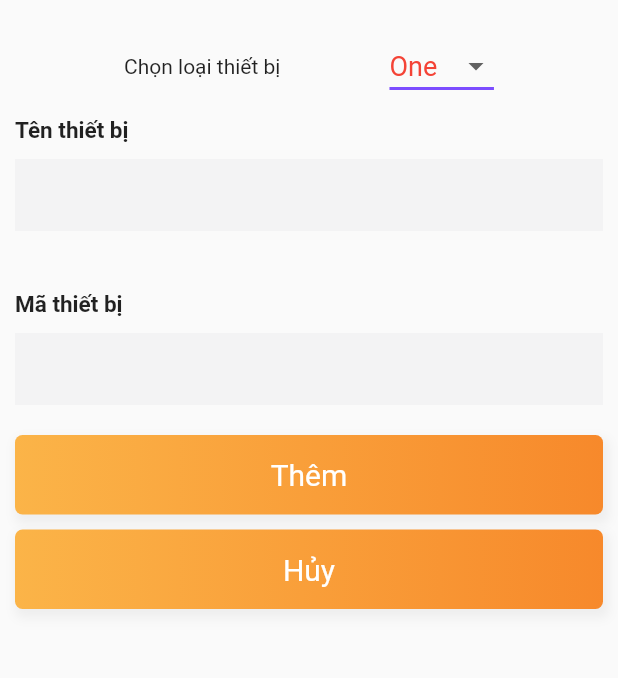
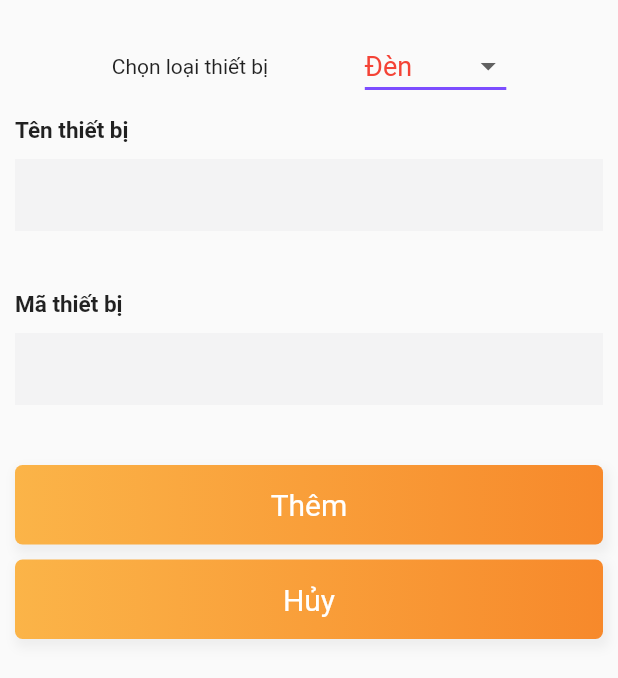
Before and after one commit to khanhlh21197/First-Flutter-Project, a Flutter app: the AddDevice screen opened directly with empty values, on a phone screen of 412 x 824 dp. Shown: the top 678 px of the screen. Run offline on Flutter 3.47's test engine with Material 2 defaults, Android fonts, the phone set to English and light mode, and no system bars; our stand-ins replace floor, flutter_time_picker_spinner, font_awesome_flutter, google_fonts, shared_preferences; missing offline and left inert: mqtt_client; accounts and stored records are empty.

Commit message:
bugs: spinner in add_device_page.dart

```diff
--- a/lib/device/add_device_page.dart
+++ b/lib/device/add_device_page.dart
@@ -2,6 +2,7 @@ import 'dart:convert';
 
 import 'package:flutter/cupertino.dart';
 import 'package:flutter/material.dart';
+import 'package:my_first_flutter_project/helper/models.dart';
 import 'package:my_first_flutter_project/model/device.dart';
 import 'package:my_first_flutter_project/response/device_response.dart';
 
@@ -23,18 +24,16 @@ class _AddDeviceState extends State<AddDevice> {
 
   final DeviceResponse deviceResponse;
 
-  String dropdownValue = 'One';
+  String dropdownValue = 'Đèn';
   TextEditingController _deviceNameController = TextEditingController();
   TextEditingController _deviceIdController = TextEditingController();
   MQTTClientWrapper mqttClientWrapper;
 
-  List<String> spinnerItems = ['One', 'Two', 'Three', 'Four', 'Five'];
+  final List<String> spinnerItems = ['Đèn', 'Điều hòa', 'TV', 'Quạt'];
 
   @override
   void initState() {
-    mqttClientWrapper = MQTTClientWrapper(
-        () => print('Success'), (message) => addDevice(message));
-    mqttClientWrapper.prepareMqttClient(Constants.mac);
+    initMqtt();
     super.initState();
   }
 
@@ -42,7 +41,7 @@ class _AddDeviceState extends State<AddDevice> {
     Map responseMap = jsonDecode(message);
 
     if (responseMap['result'] == 'true') {
-      Navigator.pop(context);
+      Navigator.pop(context, dropdownValue);
     } else {
       final snackBar = SnackBar(
         content: Text('Thất bại, vui lòng thử lại sau!'),
@@ -58,6 +57,43 @@ class _AddDeviceState extends State<AddDevice> {
       // it to show a SnackBar.
       Scaffold.of(context).showSnackBar(snackBar);
     }
+  }
+
+  Widget _dropdownAirConditioner(BuildContext context) {
+    // ignore: non_constant_identifier_names
+    String ACSelectedItem = 'Panasonic';
+    var _dropdownACItems = ['Panasonic', 'Nagakawa'];
+    return Scaffold(
+      appBar: AppBar(
+        title: Text("Dropdown Button"),
+      ),
+      body: Padding(
+        padding: const EdgeInsets.all(8.0),
+        child: Container(
+          padding: const EdgeInsets.only(left: 10.0, right: 10.0),
+          decoration: BoxDecoration(
+              borderRadius: BorderRadius.circular(10.0),
+              color: Colors.cyan,
+              border: Border.all()),
+          child: DropdownButtonHideUnderline(
+            child: DropdownButton<String>(
+                value: ACSelectedItem,
+                items: _dropdownACItems
+                    .map<DropdownMenuItem<String>>((String value) {
+                  return DropdownMenuItem<String>(
+                    value: value,
+                    child: Text(value),
+                  );
+                }).toList(),
+                onChanged: (value) {
+                  setState(() {
+                    ACSelectedItem = value;
+                  });
+                }),
+          ),
+        ),
+      ),
+    );
   }
 
   @override
@@ -87,6 +123,10 @@ class _AddDeviceState extends State<AddDevice> {
                   onChanged: (String data) {
                     setState(() {
                       dropdownValue = data;
+                      if (dropdownValue == spinnerItems[0]) {}
+                      if (dropdownValue == spinnerItems[1]) {}
+                      if (dropdownValue == spinnerItems[2]) {}
+                      if (dropdownValue == spinnerItems[3]) {}
                     });
                   },
                   items: spinnerItems
@@ -110,6 +150,12 @@ class _AddDeviceState extends State<AddDevice> {
                 _entryField('Mã thiết bị', _deviceIdController)
               ],
             ),
+            SizedBox(
+              height: 20,
+            ),
+            Visibility(
+                visible: dropdownValue == spinnerItems[1],
+                child: _dropdownAirConditioner(context)),
             Column(
               mainAxisAlignment: MainAxisAlignment.spaceEvenly,
               children: <Widget>[
@@ -137,7 +183,7 @@ class _AddDeviceState extends State<AddDevice> {
               '',
               Constants.mac);
           String deviceJson = jsonEncode(device);
-          mqttClientWrapper.publishMessage('registerthietbi', deviceJson);
+          publishMessage('registerthietbi', deviceJson);
         } else {
           Navigator.pop(context);
         }
@@ -192,4 +238,20 @@ class _AddDeviceState extends State<AddDevice> {
       ),
     );
   }
+
+  Future<void> initMqtt() async {
+    mqttClientWrapper = MQTTClientWrapper(
+        () => print('Success'), (message) => addDevice(message));
+    await mqttClientWrapper.prepareMqttClient(Constants.mac);
+  }
+
+  Future<void> publishMessage(String topic, String message) async {
+    if (mqttClientWrapper.connectionState ==
+        MqttCurrentConnectionState.CONNECTED) {
+      mqttClientWrapper.publishMessage(topic, message);
+    } else {
+      await initMqtt();
+      mqttClientWrapper.publishMessage(topic, message);
+    }
+  }
 }
--- a/lib/login/login_page.dart
+++ b/lib/login/login_page.dart
@@ -49,6 +49,7 @@ class _LoginPageState extends State<LoginPage> with WidgetsBindingObserver {
   @override
   void initState() {
     super.initState();
+    initMqtt();
     // mqttClientWrapper =
     //     MQTTClientWrapper(() => print('Success'), (message) => login(message));
     // mqttClientWrapper.prepareMqttClient(Constants.mac);
@@ -383,7 +384,6 @@ class _LoginPageState extends State<LoginPage> with WidgetsBindingObserver {
 
   @override
   Widget build(BuildContext context) {
-    initMqtt();
     final height = MediaQuery.of(context).size.height;
     return loading
         ? new Container(
--- a/lib/model/user.dart
+++ b/lib/model/user.dart
@@ -1,4 +1,5 @@
 import 'package:floor/floor.dart';
+import 'package:my_first_flutter_project/model/dao/user_dao.dart';
 
 @entity
 class User {
--- a/pubspec.yaml
+++ b/pubspec.yaml
@@ -23,7 +23,8 @@ environment:
 dependencies:
   flutter:
     sdk: flutter
-
+  sqflite: any
+  path_provider: any
 
   # The following adds the Cupertino Icons font to your application.
   # Use with the CupertinoIcons class for iOS style icons.
```
Also changed, not shown: lib/device/light_controller_page.dart (+7 -7 lines), lib/main/home_page.dart (+34 -14 lines), lib/main/user_profile_page.dart (+40 -11 lines), pubspec.lock.
